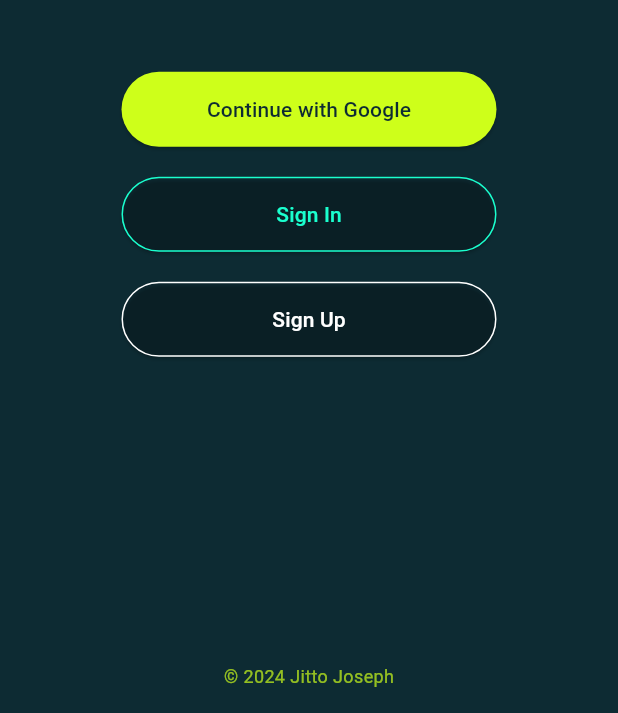
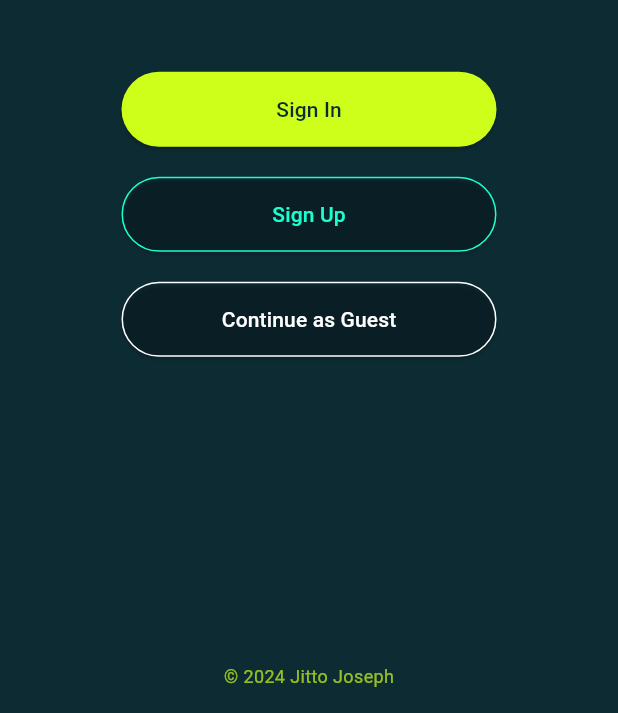
Before and after one commit to JittoJoseph/PreStake-Paper-Staking-App, a Flutter app: the screen it shows after launch, on a phone screen of 412 x 824 dp, the part 523-1236 px from its top. Run offline on Flutter 3.47's test engine with Material 3 defaults, Android fonts, the phone set to English and light mode, and no system bars.

Commit message:
main.dart layout change

```diff
--- a/lib/main.dart
+++ b/lib/main.dart
@@ -1,5 +1,6 @@
 import 'package:flutter/material.dart';
 import 'pages/authentication.dart'; // Import the new authentication file
+import 'pages/staketypes.dart';
 
 void main() => runApp(const StakeRewardsApp());
 
@@ -63,19 +64,9 @@
                       ),
                       const SizedBox(height: 48),
                       _buildButton(
-                        label: 'Continue with Google',
+                        label: 'Sign In',
                         primary: true,
                         backgroundColor: primaryColor,
-                        textColor: backgroundColor,
-                        onPressed: () {
-                          // TODO: Implement Google Sign-In
-                        },
-                      ),
-                      const SizedBox(height: 20),
-                      _buildButton(
-                        label: 'Sign In',
-                        primary: false,
-                        backgroundColor: accentColor,
                         textColor: backgroundColor,
                         onPressed: () {
                           Navigator.push(
@@ -89,13 +80,28 @@
                       _buildButton(
                         label: 'Sign Up',
                         primary: false,
-                        backgroundColor: Colors.white,
+                        backgroundColor: accentColor,
                         textColor: backgroundColor,
                         onPressed: () {
                           Navigator.push(
                             context,
                             MaterialPageRoute(
                                 builder: (context) => const SignUpPage()),
+                          );
+                        },
+                      ),
+                      const SizedBox(height: 20),
+                      _buildButton(
+                        label: 'Continue as Guest',
+                        primary: false,
+                        backgroundColor: Colors.white,
+                        textColor: backgroundColor,
+                        onPressed: () {
+                          // TODO: Implement guest login logic
+                          Navigator.pushReplacement(
+                            context,
+                            MaterialPageRoute(
+                                builder: (context) => const StakeTypesPage()),
                           );
                         },
                       ),
```
